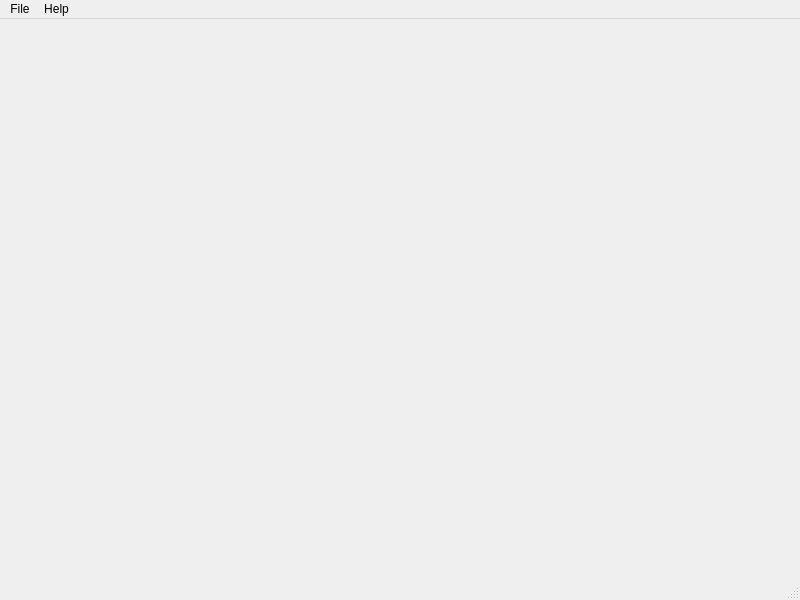
First picture: the form in mainwindow.ui, repository igorternyuk/TeQtLoginSystem, before the edit.
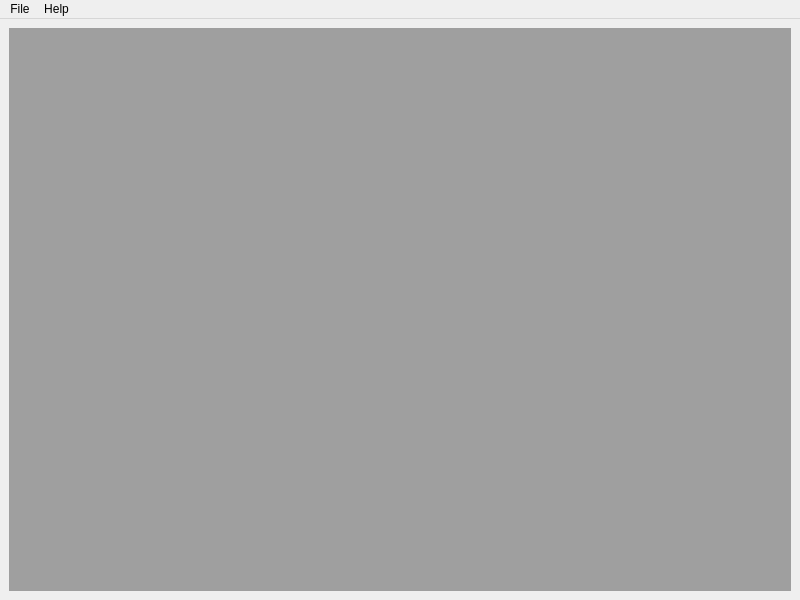
Second picture: the form after the edit.

What changed in the file:
```diff
--- a/mainwindow.ui
+++ b/mainwindow.ui
@@ -13,7 +13,13 @@
   <property name="windowTitle">
    <string>MainWindow</string>
   </property>
-  <widget class="QWidget" name="centralwidget"/>
+  <widget class="QWidget" name="centralwidget">
+   <layout class="QGridLayout" name="gridLayout">
+    <item row="0" column="0">
+     <widget class="QMdiArea" name="mdiArea"/>
+    </item>
+   </layout>
+  </widget>
   <widget class="QMenuBar" name="menubar">
    <property name="geometry">
     <rect>
@@ -39,7 +45,6 @@
    <addaction name="menuFile"/>
    <addaction name="menuHelp"/>
   </widget>
-  <widget class="QStatusBar" name="statusbar"/>
   <action name="actionUser_database">
    <property name="text">
     <string>User database</string>
```
